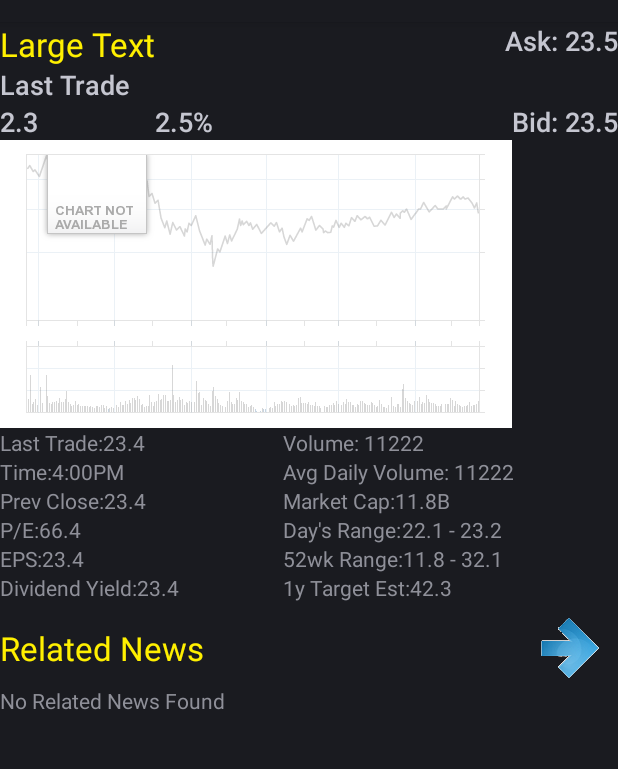
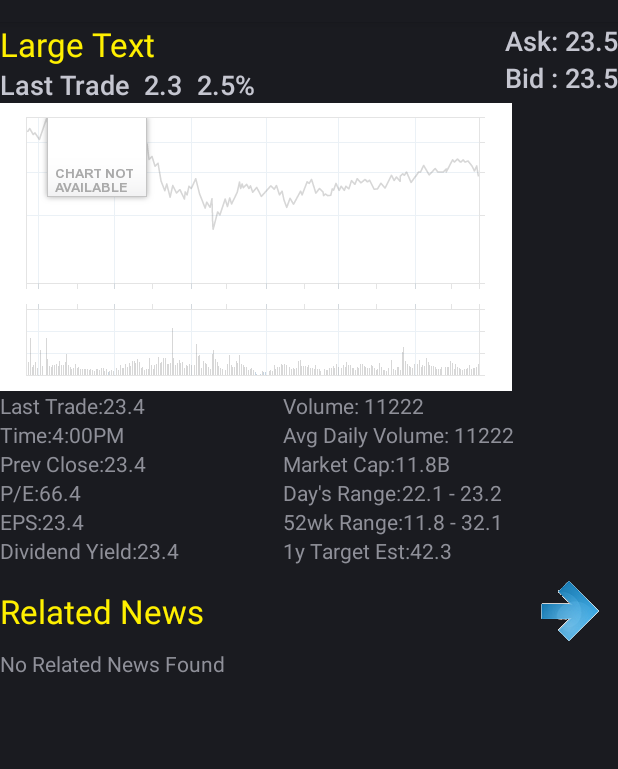
Before and after one commit to alonerocky/StockQuote, an Android app: the StockQuoteDetailActivity screen opened directly, with no data from a screen before it, on a phone screen of 412 x 824 dp, the part 62-831 px from its top. Run offline under Robolectric (Android 15) with nearby library versions, the phone set to English and light mode, and no system bars; pictures from the network do not load.

Commit message:
new layout for stock detail page

```diff
--- a/myStockQuote/src/main/res/layout/stockquotedetail.xml
+++ b/myStockQuote/src/main/res/layout/stockquotedetail.xml
@@ -14,19 +14,15 @@
             android:layout_height="wrap_content"
             android:orientation="vertical" >
 
-            <TableLayout
-                android:layout_width="fill_parent"
-                android:layout_height="wrap_content" >
-
-                <TableRow
-                    android:id="@+id/tableRow5"
-                    android:layout_width="wrap_content"
-                    android:layout_height="wrap_content" >
+            <RelativeLayout
+                android:layout_width="match_parent"
+                android:layout_height="wrap_content">
                 <TextView
                     android:id="@+id/companyName"
                     android:layout_width="wrap_content"
                     android:layout_height="wrap_content"
-                        android:layout_weight="1"
+                    android:layout_alignParentLeft="true"
+                    android:layout_alignParentTop="true"
                     android:text="Large Text"
                     android:textAppearance="?android:attr/textAppearanceLarge"
                     android:textColor="@color/titleColor" />
@@ -34,8 +30,9 @@
                 <LinearLayout
                     android:layout_width="wrap_content"
                     android:layout_height="wrap_content"
-                        android:layout_weight="1"
-                        android:gravity="right" >
+                    android:id="@+id/askPriceContainer"
+                    android:layout_alignParentRight="true"
+                    android:layout_alignParentTop="true">
 
                     <TextView
                         android:id="@+id/askLabel"
@@ -51,62 +48,47 @@
                         android:text="23.5"
                         android:textAppearance="?android:attr/textAppearanceMedium" />
                 </LinearLayout>
-                </TableRow>
-
-                <TableRow
-                    android:id="@+id/tableRow6"
+                <LinearLayout
                     android:layout_width="wrap_content"
-                    android:layout_height="wrap_content" >
-
+                    android:layout_height="wrap_content"
+                    android:orientation="horizontal"
+                    android:layout_alignParentLeft="true"
+                    android:layout_below="@+id/companyName">
                     <TextView
                         android:id="@+id/stockPrice"
                         android:layout_width="wrap_content"
                         android:layout_height="wrap_content"
-                        android:layout_weight="1"
                         android:text="Last Trade"
                         android:textAppearance="?android:attr/textAppearanceMedium" />
-
-
-                </TableRow>
-
-                <TableRow
-                    android:id="@+id/tableRow7"
-                    android:layout_width="wrap_content"
-                    android:layout_height="wrap_content" >
-
-                    <LinearLayout
-                        android:layout_width="wrap_content"
-                        android:layout_height="wrap_content"
-                        android:layout_weight="1" >
-
                     <TextView
                         android:id="@+id/stockChangeValue"
                         android:layout_width="wrap_content"
                         android:layout_height="wrap_content"
-                            android:layout_weight="1"
                         android:text="2.3"
+                        android:paddingLeft="10dp"
                         android:textAppearance="?android:attr/textAppearanceMedium" />
 
                     <TextView
                         android:id="@+id/stockChangePercent"
                         android:layout_width="wrap_content"
                         android:layout_height="wrap_content"
-                            android:layout_weight="1"
                         android:text="2.5%"
+                        android:paddingLeft="10dp"
                         android:textAppearance="?android:attr/textAppearanceMedium" />
                     </LinearLayout>
 
                 <LinearLayout
                     android:layout_width="wrap_content"
                     android:layout_height="wrap_content"
-                        android:layout_weight="1"
-                        android:gravity="right" >
+                    android:layout_alignParentRight="true"
+                    android:layout_below="@+id/askPriceContainer"
+                    android:layout_alignLeft="@+id/askPriceContainer">
 
                     <TextView
                         android:id="@+id/bidLabel"
                         android:layout_width="wrap_content"
                         android:layout_height="wrap_content"
-                            android:text="Bid: "
+                        android:text="Bid : "
                         android:textAppearance="?android:attr/textAppearanceMedium" />
 
                     <TextView
@@ -116,9 +98,7 @@
                         android:text="23.5"
                         android:textAppearance="?android:attr/textAppearanceMedium" />
                 </LinearLayout>
-
-                </TableRow>
-            </TableLayout>
+                </RelativeLayout>
 
             <ImageView
                 android:id="@+id/stockChart"
```
Also changed, not shown: 1 other file. Lines whose indentation alone changed are shown as unchanged.
